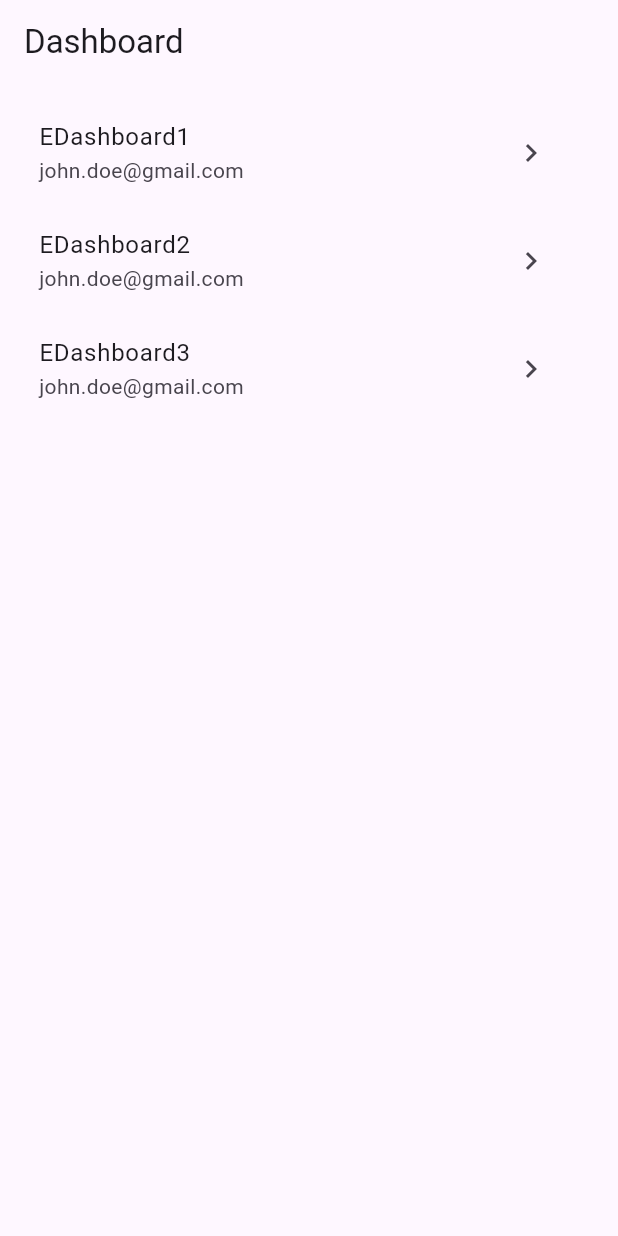
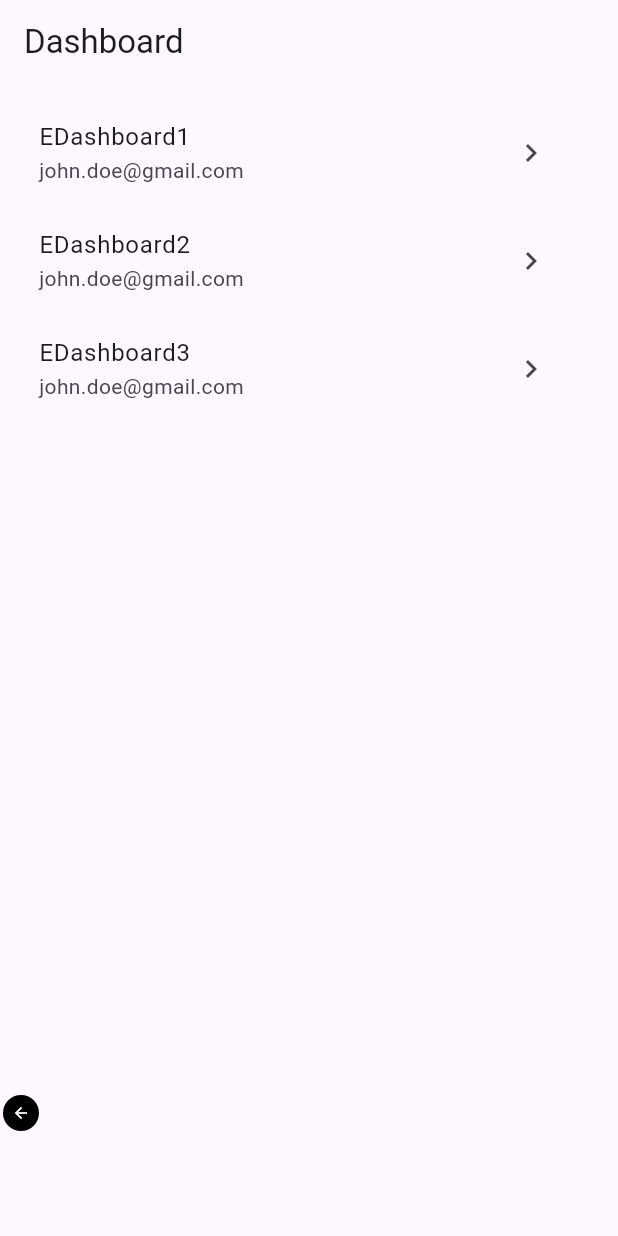
Before and after one commit to ptrjs/magic_book_exercise, a Flutter app: the screen it shows after launch, on a phone screen of 412 x 824 dp. Run offline on Flutter 3.47's test engine with Material 2 defaults, Android fonts, the light colour scheme and no system bars; our stand-ins replace carousel_slider.

Commit message:
penambahan tombol back di main.dart

```diff
--- a/lib/main.dart
+++ b/lib/main.dart
@@ -21,6 +21,31 @@ class MyApp extends StatelessWidget {
         useMaterial3: true,
       ),
       home: const DashboardView(),
+      builder: (context, child) {
+        return Material(
+          child: Stack(
+            children: [
+              child!,
+              Positioned(
+                left: 2,
+                bottom: 70,
+                child: InkWell(
+                  onTap: () => Get.back(),
+                  child: const CircleAvatar(
+                    radius: 12.0,
+                    backgroundColor: Colors.black,
+                    child: Icon(
+                      size: 12.0,
+                      Icons.arrow_back,
+                      color: Colors.white,
+                    ),
+                  ),
+                ),
+              ),
+            ],
+          ),
+        );
+      },
     );
   }
 }
```
Also changed, not shown: lib/module/edashboard2/view/edashboard2_view.dart (line endings or trailing spaces).
